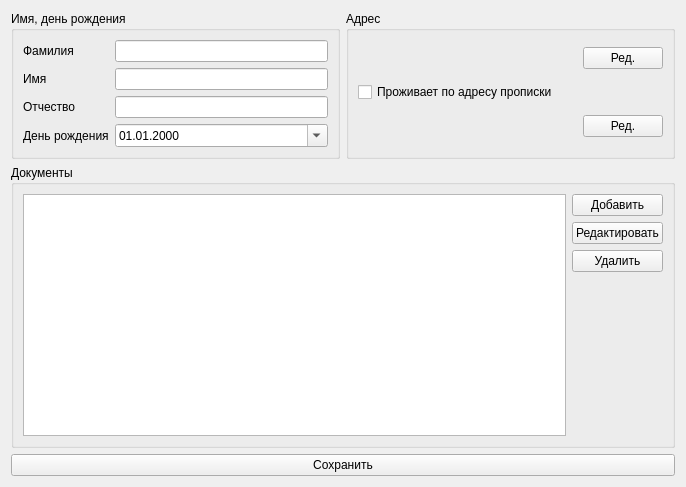
Qt form msystem/src/patients/patienteditwidget.ui (megakoko/m-system) before a commit.
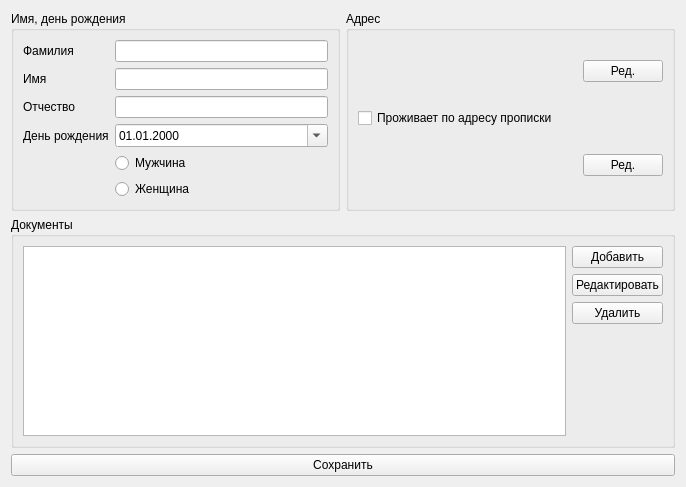
The same form after that commit.

Commit message: Добавил пол в таблицу пациентов.

```diff
--- a/msystem/src/patients/patienteditwidget.ui
+++ b/msystem/src/patients/patienteditwidget.ui
@@ -81,6 +81,20 @@
           </property>
          </widget>
         </item>
+        <item row="5" column="1">
+         <widget class="QRadioButton" name="m_female">
+          <property name="text">
+           <string>Женщина</string>
+          </property>
+         </widget>
+        </item>
+        <item row="4" column="1">
+         <widget class="QRadioButton" name="m_male">
+          <property name="text">
+           <string>Мужчина</string>
+          </property>
+         </widget>
+        </item>
        </layout>
       </widget>
      </item>
```
The commit also changes 2 other files.
